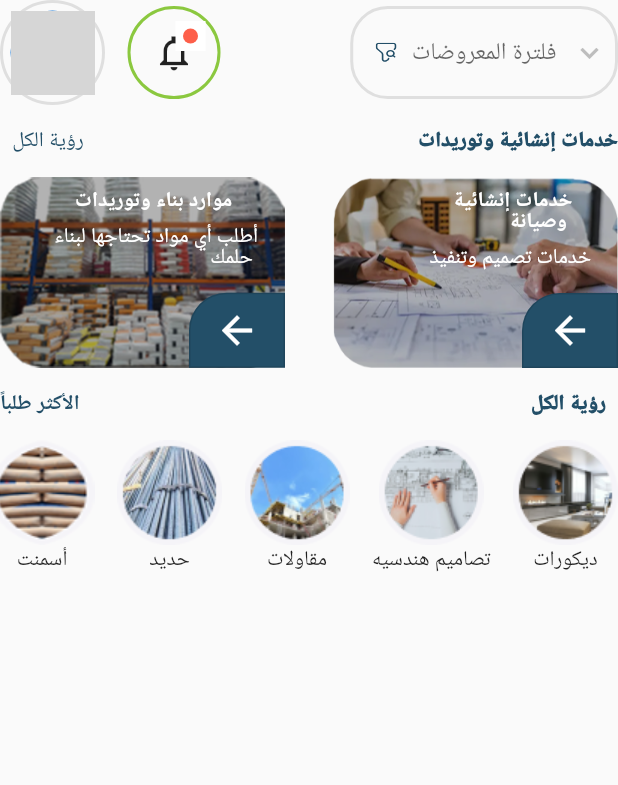
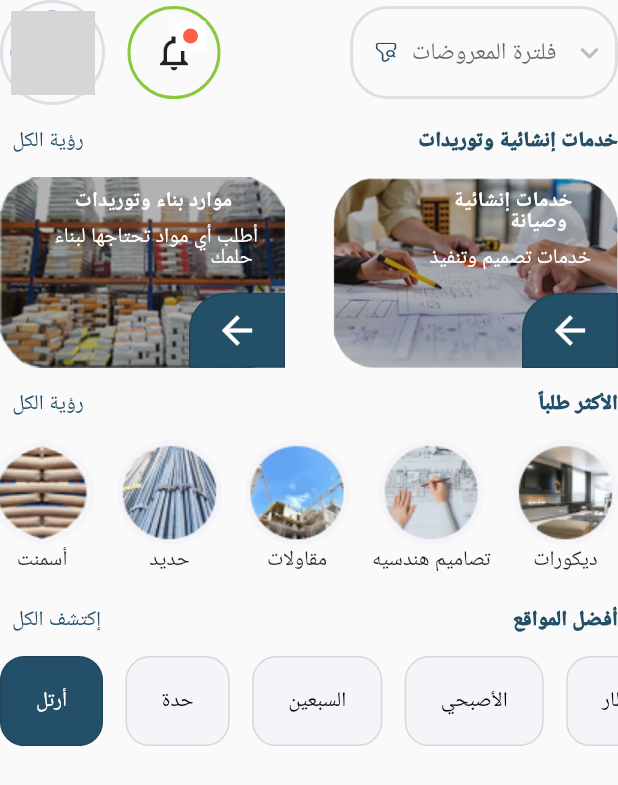
Before and after one commit to BkrTech101-InnovaMind/tadllal-app, a Flutter app: the screen it shows after launch, on a phone screen of 412 x 824 dp. Shown: the top 785 px of the screen. Run offline on Flutter 3.47's test engine with Material 2 defaults, Android fonts, the phone set to English and light mode, and no system bars; our stand-ins replace flutter_svg; network calls fail; grey boxes are pictures that could not be loaded.

Commit message:
refactor(home page): implement the best location section

```diff
--- a/app/lib/pages/home_page.dart
+++ b/app/lib/pages/home_page.dart
@@ -28,6 +28,7 @@ class _HomePageState extends State<HomePage> {
         ),
         buildService(),
         buildMostRequest(),
+        buildLocation(),
       ],
     );
   }
@@ -237,19 +238,16 @@ Widget buildMostRequest() {
       Row(
         mainAxisAlignment: MainAxisAlignment.spaceBetween,
         children: [
+          const Text(
+            "الأكثر طلباً",
+            style: TextStyle(
+                color: Color(0xFF234F68), fontWeight: FontWeight.w900),
+          ),
           TextButton(
             onPressed: () {},
             child: const Text(
               "رؤية الكل",
-              style: TextStyle(
-                  color: Color(0xFF234F68), fontWeight: FontWeight.w900),
-            ),
-          ),
-          const Text(
-            "الأكثر طلباً",
-            style: TextStyle(
-              color: Color(0xFF234F68),
-              fontWeight: FontWeight.bold,
+              style: TextStyle(color: Color(0xFF234F68)),
             ),
           ),
         ],
@@ -279,3 +277,71 @@ Widget buildMostRequest() {
     ],
   );
 }
+
+// Best location widget
+Widget buildLocation() {
+  int activeLocation = 0;
+  final List locations = [
+    "أرتل",
+    "حدة",
+    "السبعين",
+    "الأصبحي",
+    "المطار",
+  ];
+  return Column(
+    children: [
+      Row(
+        mainAxisAlignment: MainAxisAlignment.spaceBetween,
+        children: [
+          const Text(
+            "أفضل المواقع",
+            style: TextStyle(
+                color: Color(0xFF234F68), fontWeight: FontWeight.w900),
+          ),
+          TextButton(
+            onPressed: () {},
+            child: const Text(
+              "إكتشف الكل",
+              style: TextStyle(color: Color(0xFF234F68)),
+            ),
+          ),
+        ],
+      ),
+      SizedBox(
+        height: 60,
+        child: Directionality(
+          textDirection: TextDirection.ltr,
+          child: ListView.builder(
+            scrollDirection: Axis.horizontal,
+            itemCount: locations.length,
+            itemBuilder: (context, index) {
+              return Container(
+                margin: const EdgeInsets.only(right: 15),
+                child: OutlinedButton(
+                  style: OutlinedButton.styleFrom(
+                    padding: const EdgeInsets.symmetric(
+                      vertical: 17.5,
+                      horizontal: 24,
+                    ),
+                    backgroundColor: activeLocation == index
+                        ? const Color(0xFF234F68)
+                        : const Color(0xFFF5F4F8),
+                    shape: const RoundedRectangleBorder(
+                        borderRadius: BorderRadius.all(Radius.circular(16))),
+                  ),
+                  onPressed: () {},
+                  child: Text(
+                    locations[index],
+                    style: activeLocation == index
+                        ? const TextStyle(color: Colors.white)
+                        : const TextStyle(color: Colors.black),
+                  ),
+                ),
+              );
+            },
+          ),
+        ),
+      ),
+    ],
+  );
+}
```
